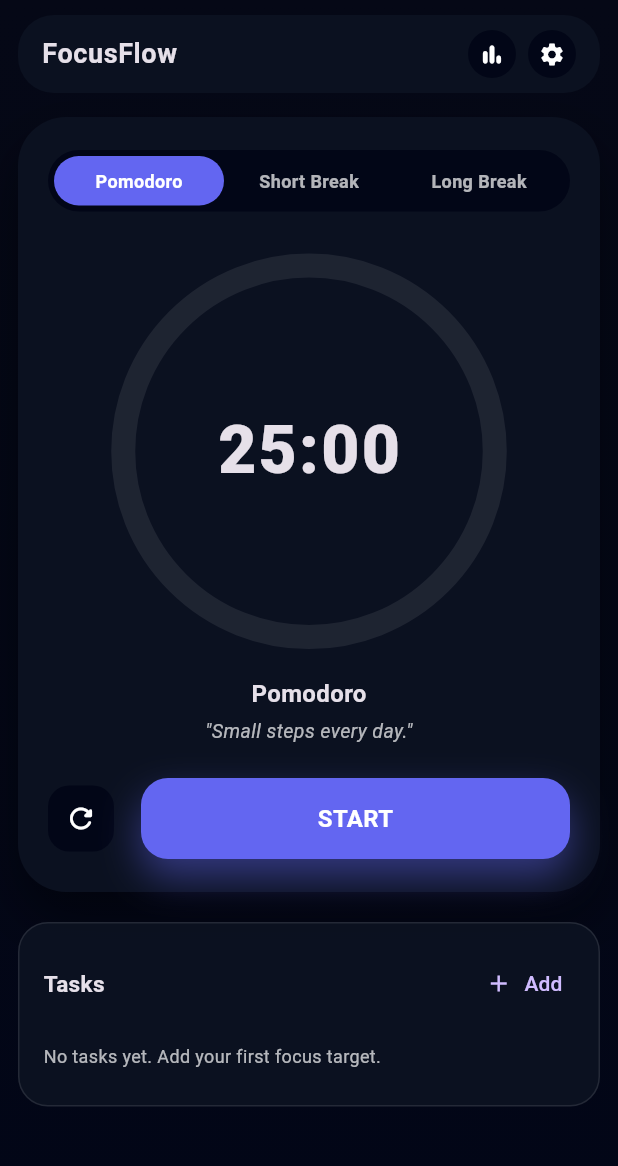
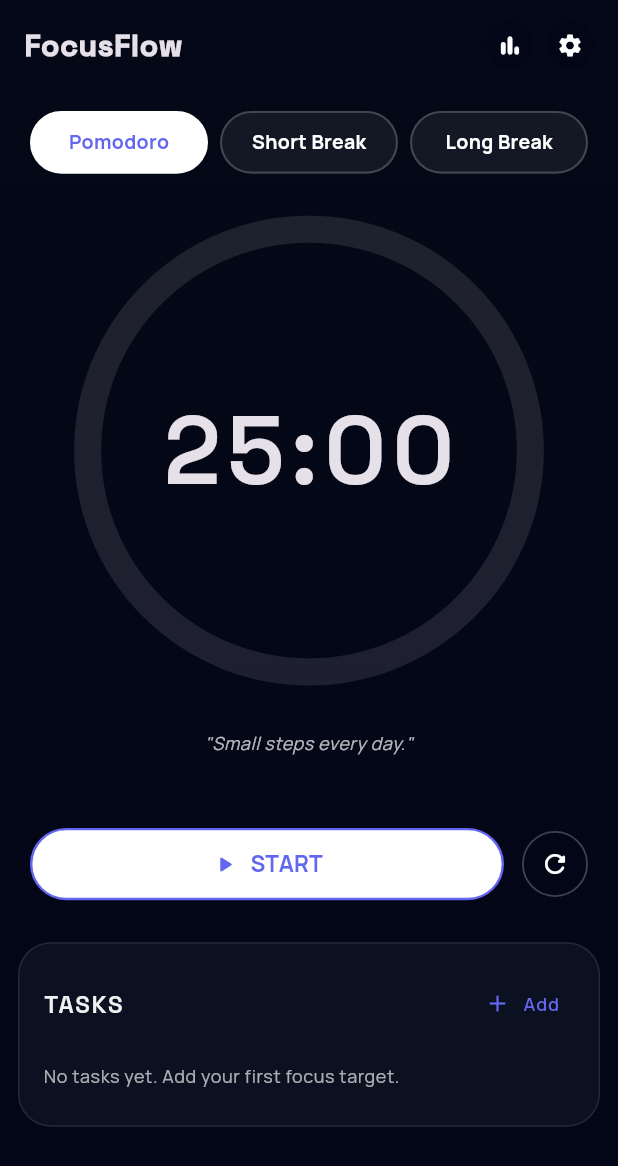
Before and after one commit to yalcin1suleyman/pomodoro_focus_flow, a Flutter app: the screen it shows after launch, on a phone screen of 412 x 824 dp. Shown: the top 1166 px of the screen. Run offline on Flutter 3.47's test engine with Material 3 defaults, Android fonts, the phone set to English and light mode, and no system bars; drawn by our look-alikes of percent_indicator; our stand-ins replace share_plus.

Commit message:
Add Manrope global font and redesign timer UI (chips + start/reset layout)

```diff
--- a/lib/core/app.dart
+++ b/lib/core/app.dart
@@ -1,5 +1,4 @@
 import 'package:flutter/material.dart';
-
 import '../features/home/pages/home_page.dart';
 
 class FocusFlowApp extends StatelessWidget {
@@ -10,8 +9,52 @@ class FocusFlowApp extends StatelessWidget {
     return MaterialApp(
       title: 'FocusFlow',
       debugShowCheckedModeBanner: false,
-      theme: ThemeData.dark().copyWith(
+      theme: ThemeData(
+        brightness: Brightness.dark,
         useMaterial3: true,
+        fontFamily: 'Manrope', // default metin fontu
+
+        textTheme: const TextTheme(
+          // Büyük başlıklar & timer rakamları
+          headlineLarge: TextStyle(
+            fontFamily: 'SpaceGrotesk',
+            fontSize: 48,
+            fontWeight: FontWeight.w700,
+            letterSpacing: -0.5,
+          ),
+          headlineMedium: TextStyle(
+            fontFamily: 'SpaceGrotesk',
+            fontSize: 32,
+            fontWeight: FontWeight.w700,
+          ),
+          titleLarge: TextStyle(
+            fontFamily: 'SpaceGrotesk',
+            fontSize: 20,
+            fontWeight: FontWeight.w700,
+          ),
+          titleMedium: TextStyle(
+            fontFamily: 'SpaceGrotesk',
+            fontSize: 16,
+            fontWeight: FontWeight.w600,
+          ),
+
+          // Gövde metinleri
+          bodyLarge: TextStyle(
+            fontFamily: 'Manrope',
+            fontSize: 16,
+            fontWeight: FontWeight.w500,
+          ),
+          bodyMedium: TextStyle(
+            fontFamily: 'Manrope',
+            fontSize: 14,
+            fontWeight: FontWeight.w400,
+          ),
+          labelLarge: TextStyle(
+            fontFamily: 'Manrope',
+            fontSize: 15,
+            fontWeight: FontWeight.w600,
+          ),
+        ),
       ),
       home: const FocusFlowHomePage(),
     );
--- a/lib/features/home/pages/home_page.dart
+++ b/lib/features/home/pages/home_page.dart
@@ -361,8 +361,7 @@ class _FocusFlowHomePageState extends State<FocusFlowHomePage> {
     if (result == null) return;
 
     setState(() {
-      _theme = FocusThemes.all
-          .firstWhere((t) => t.type == result.themeType);
+      _theme = FocusThemes.all.firstWhere((t) => t.type == result.themeType);
       _config = result.config;
       _language = result.language;
       _autoStartBreaks = result.autoStartBreaks;
@@ -456,23 +455,24 @@ class _FocusFlowHomePageState extends State<FocusFlowHomePage> {
   // ───────────────────── TOP BAR ─────────────────────
 
   Widget _buildTopBar() {
-    return Container(
-      padding: const EdgeInsets.symmetric(horizontal: 16, vertical: 10),
-      decoration: BoxDecoration(
-        color: _theme.card.withOpacity(0.98),
-        borderRadius: BorderRadius.circular(24),
-      ),
+    final theme = Theme.of(context);
+
+    return Padding(
+      padding: const EdgeInsets.symmetric(horizontal: 4, vertical: 4),
       child: Row(
         children: [
-          const Text(
+          // Sol tarafta sadece başlık
+          Text(
             "FocusFlow",
-            style: TextStyle(
-              fontSize: 18,
-              fontWeight: FontWeight.w700,
-              letterSpacing: 0.4,
+            style: theme.textTheme.titleLarge?.copyWith(
+              fontWeight: FontWeight.w800,
+              letterSpacing: 0.5,
             ),
           ),
+
           const Spacer(),
+
+          // Sağda: önce istatistik, sonra ayarlar
           _topIcon(Icons.bar_chart_rounded, onTap: _openStats),
           const SizedBox(width: 8),
           _topIcon(Icons.settings, onTap: _openSettings),
@@ -480,6 +480,7 @@ class _FocusFlowHomePageState extends State<FocusFlowHomePage> {
       ),
     );
   }
+
 
   Widget _topIcon(IconData icon, {VoidCallback? onTap}) {
     return GestureDetector(
@@ -499,139 +500,142 @@ class _FocusFlowHomePageState extends State<FocusFlowHomePage> {
   // ───────────────────── TIMER CARD ─────────────────────
 
   Widget _buildTimerCard(Size size) {
+    final theme = Theme.of(context);
+
     final modeTitle = _mode == PomodoroMode.focus
         ? "Pomodoro"
         : _mode == PomodoroMode.shortBreak
         ? "Short Break"
         : "Long Break";
 
-    return Container(
-      padding: const EdgeInsets.symmetric(horizontal: 20, vertical: 22),
-      decoration: BoxDecoration(
-        color: _theme.card.withOpacity(0.98),
-        borderRadius: BorderRadius.circular(32),
-        boxShadow: [
-          BoxShadow(
-            color: Colors.black.withOpacity(0.45),
-            blurRadius: 32,
-            offset: const Offset(0, 18),
-          ),
-        ],
-      ),
+    return Padding(
+      padding: const EdgeInsets.symmetric(horizontal: 8, vertical: 8),
       child: Column(
         mainAxisSize: MainAxisSize.min,
         children: [
-          // Mod butonları
-          Container(
-            padding: const EdgeInsets.all(4),
-            decoration: BoxDecoration(
-              color: _theme.innerCard,
-              borderRadius: BorderRadius.circular(999),
-            ),
-            child: Row(
+          // ÜST MOD BUTONLARI – ARTIK ORTAK ARKA PLAN YOK
+          Row(
             children: [
               _buildModeChip("Pomodoro", PomodoroMode.focus),
+              const SizedBox(width: 8),
               _buildModeChip("Short Break", PomodoroMode.shortBreak),
+              const SizedBox(width: 8),
               _buildModeChip("Long Break", PomodoroMode.longBreak),
             ],
-            ),
           ),
 
           const SizedBox(height: 28),
 
           // Dairesel timer
           CircularPercentIndicator(
-            radius: size.width * 0.32,
-            lineWidth: 16,
+            radius: size.width * 0.38,
+            lineWidth: 18,
             percent: _progress,
             circularStrokeCap: CircularStrokeCap.round,
-            backgroundColor: Colors.white.withOpacity(0.08),
+            backgroundColor: Colors.white.withOpacity(0.10),
             progressColor: _theme.accent,
             center: Text(
               _formatTime(_remainingSeconds),
-              style: const TextStyle(
-                fontSize: 44,
-                fontWeight: FontWeight.w800,
-                letterSpacing: 1.5,
+              style: theme.textTheme.headlineLarge?.copyWith(
+                fontSize: 64,
+                fontWeight: FontWeight.w700,
+                letterSpacing: 4,
               ),
             ),
           ),
 
-          const SizedBox(height: 18),
+          const SizedBox(height: 24),
 
-          // Mod başlığı
-          Text(
-            modeTitle,
-            style: const TextStyle(
-              fontSize: 16,
-              fontWeight: FontWeight.w700,
-            ),
-          ),
-          const SizedBox(height: 4),
 
-          // Quote
+          const SizedBox(height: 6),
+
+          // Alıntı
           if (_currentQuote.isNotEmpty)
-            Text(
+            Padding(
+              padding: const EdgeInsets.symmetric(horizontal: 12),
+              child: Text(
                 _currentQuote,
                 textAlign: TextAlign.center,
-              style: const TextStyle(
-                fontSize: 13,
+                style: theme.textTheme.bodySmall?.copyWith(
                   color: Colors.white70,
                   fontStyle: FontStyle.italic,
+                  height: 1.4,
+                ),
               ),
             ),
 
+          const SizedBox(height: 26),
+
           const SizedBox(height: 22),
 
-          // Reset + START/PAUSE
+          // START / PAUSE + Reset
           Row(
             children: [
+              // START / PAUSE butonu – üstteki Pomodoro chip’i gibi
+              Expanded(
+                child: GestureDetector(
+                  onTap: _isRunning ? _pauseTimer : _startTimer,
+                  child: AnimatedContainer(
+                    duration: const Duration(milliseconds: 180),
+                    padding: const EdgeInsets.symmetric(vertical: 12),
+                    decoration: BoxDecoration(
+                      borderRadius: BorderRadius.circular(999),
+                      color: _isRunning ? _theme.accent : Colors.white,
+                      border: Border.all(
+                        color: _theme.accent,
+                        width: 1.6,
+                      ),
+                    ),
+                    child: Row(
+                      mainAxisAlignment: MainAxisAlignment.center,
+                      mainAxisSize: MainAxisSize.min,
+                      children: [
+                        Icon(
+                          _isRunning ? Icons.pause_rounded : Icons.play_arrow_rounded,
+                          size: 18,
+                          color: _isRunning ? Colors.white : _theme.accent,
+                        ),
+                        const SizedBox(width: 8),
+                        Text(
+                          _isRunning ? "PAUSE" : "START",
+                          style: theme.textTheme.labelLarge?.copyWith(
+                            fontWeight: FontWeight.w700,
+                            color: _isRunning ? Colors.white : _theme.accent,
+                          ),
+                        ),
+                      ],
+                    ),
+                  ),
+                ),
+              ),
+              const SizedBox(width: 12),
+
+              // Reset butonu – küçük daire
               GestureDetector(
                 onTap: _resetTimer,
                 child: Container(
                   width: 44,
                   height: 44,
                   decoration: BoxDecoration(
-                    color: _theme.innerCard,
-                    borderRadius: BorderRadius.circular(14),
+                    shape: BoxShape.circle,
+                    color: _theme.innerCard.withOpacity(0.95),
+                    border: Border.all(
+                      color: Colors.white24,
+                      width: 1.2,
+                    ),
                   ),
                   child: const Icon(
                     Icons.refresh_rounded,
-                    size: 22,
-                  ),
-                ),
-              ),
-              const SizedBox(width: 18),
-              Expanded(
-                child: GestureDetector(
-                  onTap: _isRunning ? _pauseTimer : _startTimer,
-                  child: Container(
-                    height: 54,
-                    decoration: BoxDecoration(
-                      color: _isRunning ? Colors.white : _theme.accent,
-                      borderRadius: BorderRadius.circular(18),
-                      boxShadow: [
-                        BoxShadow(
-                          color: _theme.accent.withOpacity(0.45),
-                          blurRadius: 22,
-                          offset: const Offset(0, 12),
-                        ),
-                      ],
-                    ),
-                    alignment: Alignment.center,
-                    child: Text(
-                      _isRunning ? "PAUSE" : "START",
-                      style: TextStyle(
-                        fontSize: 16,
-                        fontWeight: FontWeight.w600,
-                        color: _isRunning ? Colors.black : Colors.white,
-                      ),
-                    ),
+                    size: 20,
+                    color: Colors.white,
                   ),
                 ),
               ),
             ],
           ),
+
+
+
         ],
       ),
     );
@@ -639,23 +643,33 @@ class _FocusFlowHomePageState extends State<FocusFlowHomePage> {
 
   Widget _buildModeChip(String label, PomodoroMode mode) {
     final selected = _mode == mode;
+
     return Expanded(
       child: GestureDetector(
         onTap: () => _onModeChipPressed(mode),
         child: AnimatedContainer(
           duration: const Duration(milliseconds: 160),
-          padding: const EdgeInsets.symmetric(vertical: 8),
+          padding: const EdgeInsets.symmetric(vertical: 10),
           decoration: BoxDecoration(
-            color: selected ? _theme.accent : Colors.transparent,
+            // Her butonun kendi kartı var
+            color: selected
+                ? Colors.white
+                : Colors.white.withOpacity(0.06),
             borderRadius: BorderRadius.circular(999),
+            border: Border.all(
+              color: selected
+                  ? Colors.white
+                  : Colors.white.withOpacity(0.2),
+              width: 1.4,
+            ),
           ),
           alignment: Alignment.center,
           child: Text(
             label,
             style: TextStyle(
-              fontSize: 12,
-              fontWeight: FontWeight.w600,
-              color: selected ? Colors.white : Colors.white70,
+              fontSize: 13,
+              fontWeight: FontWeight.w700,
+              color: selected ? _theme.accent : Colors.white,
             ),
           ),
         ),
--- a/lib/features/home/widgets/task_list_section.dart
+++ b/lib/features/home/widgets/task_list_section.dart
@@ -1,3 +1,4 @@
+
 import 'package:flutter/material.dart';
 import '../../../models/task_models.dart';
 
@@ -20,50 +21,64 @@ class TaskListSection extends StatelessWidget {
 
   @override
   Widget build(BuildContext context) {
+    final theme = Theme.of(context);
+
     return Container(
       margin: const EdgeInsets.only(top: 20),
       padding: const EdgeInsets.all(16),
       decoration: BoxDecoration(
         color: cardColor,
-        borderRadius: BorderRadius.circular(20),
+        borderRadius: BorderRadius.circular(22),
         border: Border.all(color: Colors.white10),
       ),
       child: Column(
         crossAxisAlignment: CrossAxisAlignment.start,
         children: [
-          // Başlık + Add butonu
+          // ───────── Başlık + Add butonu ─────────
           Row(
             children: [
-              const Text(
-                "Tasks",
-                style: TextStyle(
-                  fontSize: 15,
-                  fontWeight: FontWeight.w600,
+              Text(
+                "TASKS",
+                style: theme.textTheme.titleMedium?.copyWith(
+                  fontSize: 16,
+                  fontWeight: FontWeight.w700,
+                  letterSpacing: 1.1,
+                  color: Colors.white.withOpacity(0.94),
                 ),
               ),
               const Spacer(),
               TextButton.icon(
                 onPressed: onAddTask,
-                icon: const Icon(Icons.add, size: 18),
-                label: const Text("Add"),
+                icon: Icon(Icons.add, size: 18, color: accentColor),
+                label: Text(
+                  "Add",
+                  style: theme.textTheme.labelMedium?.copyWith(
+                    fontWeight: FontWeight.w600,
+                    letterSpacing: 0.6,
+                    color: accentColor,
+                  ),
+                ),
                 style: TextButton.styleFrom(
+                  padding:
+                  const EdgeInsets.symmetric(horizontal: 10, vertical: 4),
                   minimumSize: const Size(0, 0),
-                  padding:
-                  const EdgeInsets.symmetric(horizontal: 8, vertical: 4),
+                  foregroundColor: accentColor,
                 ),
               ),
             ],
           ),
           const SizedBox(height: 8),
 
+          // ───────── İçerik ─────────
           if (tasks.isEmpty)
-            const Padding(
-              padding: EdgeInsets.symmetric(vertical: 8),
+            Padding(
+              padding: const EdgeInsets.symmetric(vertical: 8),
               child: Text(
                 "No tasks yet. Add your first focus target.",
-                style: TextStyle(
+                style: theme.textTheme.bodySmall?.copyWith(
                   fontSize: 12,
-                  color: Colors.white70,
+                  color: Colors.white.withOpacity(0.65),
+                  height: 1.4,
                 ),
               ),
             )
@@ -99,7 +114,9 @@ class _TaskItem extends StatelessWidget {
 
   @override
   Widget build(BuildContext context) {
-    final textStyle = TextStyle(
+    final theme = Theme.of(context);
+
+    final textStyle = theme.textTheme.bodyMedium?.copyWith(
       fontSize: 13,
       color: task.isDone ? Colors.white54 : Colors.white,
       decoration:
@@ -138,9 +155,10 @@ class _TaskItem extends StatelessWidget {
           if (task.targetPomodoros != null)
             Text(
               "${task.completedPomodoros}/${task.targetPomodoros}",
-              style: const TextStyle(
+              style: theme.textTheme.labelSmall?.copyWith(
                 fontSize: 11,
                 color: Colors.white60,
+                fontWeight: FontWeight.w500,
               ),
             ),
         ],
```
Also changed, not shown: pubspec.yaml (+13 -4 lines), assets/fonts/Manrope-Bold.ttf (added), assets/fonts/Manrope-Medium.ttf (added), assets/fonts/Manrope-Regular.ttf (added), assets/fonts/Manrope-SemiBold.ttf (added), assets/fonts/SpaceGrotesk-Regular.ttf (added), assets/fonts/SpaceGrotesk-SemiBold.ttf (added). Lines whose indentation alone changed are shown as unchanged.
